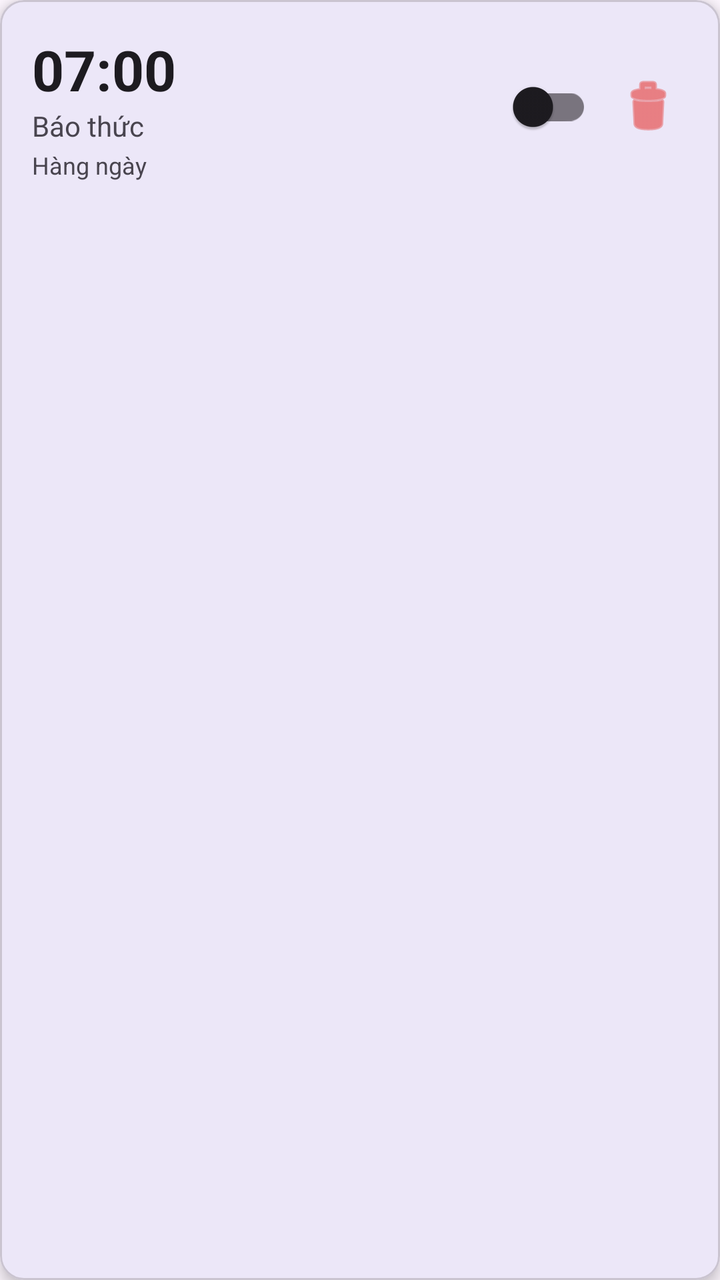
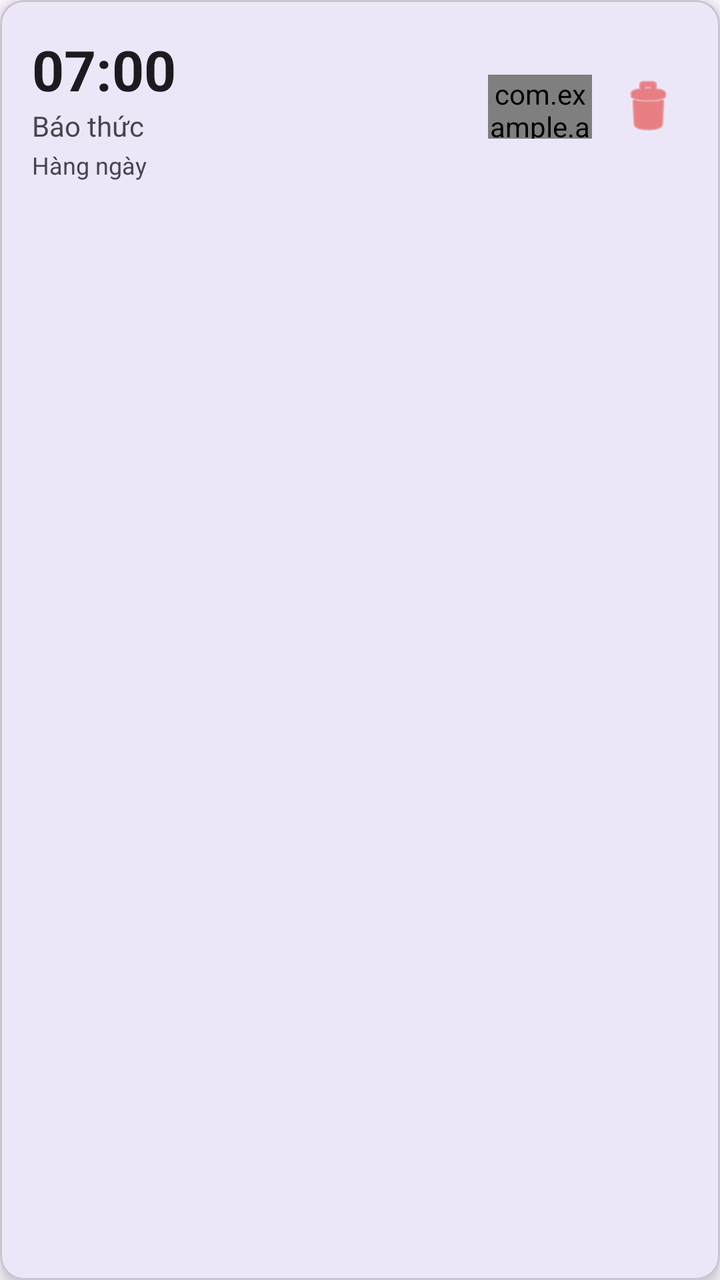

An Android layout rendered at two revisions. The XML below is the earlier revision; the diff shows what the commit changed to produce the second picture.
<!-- AndroidManifest.xml: application theme Theme.AlarmClock -->
<!-- res/layout/item_alarm.xml -->
<?xml version="1.0" encoding="utf-8"?>
<com.google.android.material.card.MaterialCardView
    xmlns:android="http://schemas.android.com/apk/res/android"
    xmlns:app="http://schemas.android.com/apk/res-auto"
    android:layout_width="match_parent"
    android:layout_height="wrap_content"
    android:layout_marginBottom="12dp"
    app:cardElevation="4dp"
    app:cardCornerRadius="12dp">

    <LinearLayout
        android:layout_width="match_parent"
        android:layout_height="wrap_content"
        android:orientation="horizontal"
        android:padding="16dp"
        android:gravity="center_vertical">

        <LinearLayout
            android:layout_width="0dp"
            android:layout_height="wrap_content"
            android:layout_weight="1"
            android:orientation="vertical">

            <TextView
                android:id="@+id/tvTime"
                android:layout_width="wrap_content"
                android:layout_height="wrap_content"
                android:text="07:00"
                android:textSize="28sp"
                android:textStyle="bold"
                android:textColor="?android:attr/textColorPrimary" />

            <TextView
                android:id="@+id/tvLabel"
                android:layout_width="wrap_content"
                android:layout_height="wrap_content"
                android:text="Báo thức"
                android:textSize="14sp"
                android:textColor="?android:attr/textColorSecondary" />

            <TextView
                android:id="@+id/tvRepeat"
                android:layout_width="wrap_content"
                android:layout_height="wrap_content"
                android:text="Hàng ngày"
                android:textSize="12sp"
                android:textColor="?android:attr/textColorTertiary"
                android:layout_marginTop="2dp" />
        </LinearLayout>

        <com.google.android.material.switchmaterial.SwitchMaterial
            android:id="@+id/switchEnabled"
            android:layout_width="wrap_content"
            android:layout_height="wrap_content"
            android:layout_marginEnd="8dp" />

        <ImageButton
            android:id="@+id/btnDelete"
            android:layout_width="40dp"
            android:layout_height="40dp"
            android:src="@android:drawable/ic_menu_delete"
            android:background="?attr/selectableItemBackgroundBorderless"
            app:tint="#E53935" />
    </LinearLayout>
</com.google.android.material.card.MaterialCardView>
<!-- resources referenced by this layout -->
<resources>
  <style name="Theme.AlarmClock" parent="Theme.Material3.DayNight.NoActionBar">
          <item name="colorPrimary">#3F51B5</item>
          <item name="colorPrimaryVariant">#303F9F</item>
          <item name="colorOnPrimary">@android:color/white</item>
          <item name="colorSecondary">#FF4081</item>
          <item name="android:windowAnimationStyle">@style/WindowFadeThrough</item>
      </style>
  <style name="WindowFadeThrough">
          <item name="android:activityOpenEnterAnimation">@anim/fade_through_enter</item>
          <item name="android:activityOpenExitAnimation">@anim/fade_through_exit</item>
          <item name="android:activityCloseEnterAnimation">@anim/fade_through_enter</item>
          <item name="android:activityCloseExitAnimation">@anim/fade_through_exit</item>
      </style>
</resources>

<!-- the commit's change to res/layout/item_alarm.xml (unified diff, before → after) -->
@@ -48,10 +48,10 @@
                 android:layout_marginTop="2dp" />
         </LinearLayout>
 
-        <com.google.android.material.switchmaterial.SwitchMaterial
+        <com.example.alarmclock.LoadSwitchView
             android:id="@+id/switchEnabled"
-            android:layout_width="wrap_content"
-            android:layout_height="wrap_content"
+            android:layout_width="52dp"
+            android:layout_height="32dp"
             android:layout_marginEnd="8dp" />
 
         <ImageButton
